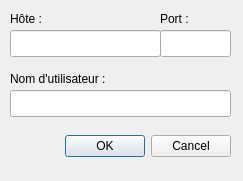
The window that Client/Client_Synergie/dlgconnexion.ui (im-jon/CLL-Synergie) describes before a commit, drawn with Qt 5.
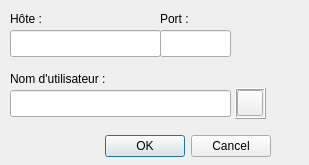
The same window after the commit.

Commit message: * Ajout de la gestion des lignes * Meilleur affichage des curseurs * Sélection de la couleur à la connexion * Gestion des couleurs amélioré * Correction générale de la syntaxe et des noms de fonctions et variables

The edit to the form file:
```diff
--- a/Client/Client_Synergie/dlgconnexion.ui
+++ b/Client/Client_Synergie/dlgconnexion.ui
@@ -9,8 +9,8 @@
    <rect>
     <x>0</x>
     <y>0</y>
-    <width>243</width>
-    <height>181</height>
+    <width>309</width>
+    <height>165</height>
    </rect>
   </property>
   <property name="sizePolicy">
@@ -28,7 +28,7 @@
   <widget class="QDialogButtonBox" name="buttonBox">
    <property name="geometry">
     <rect>
-     <x>50</x>
+     <x>90</x>
      <y>130</y>
      <width>181</width>
      <height>32</height>
@@ -116,6 +116,47 @@
     <string>Nom d'utilisateur :</string>
    </property>
   </widget>
+  <widget class="QFrame" name="frmCouleur">
+   <property name="geometry">
+    <rect>
+     <x>235</x>
+     <y>88</y>
+     <width>31</width>
+     <height>31</height>
+    </rect>
+   </property>
+   <property name="frameShape">
+    <enum>QFrame::Box</enum>
+   </property>
+   <property name="frameShadow">
+    <enum>QFrame::Raised</enum>
+   </property>
+   <widget class="QPushButton" name="btnCouleur">
+    <property name="geometry">
+     <rect>
+      <x>2</x>
+      <y>2</y>
+      <width>26</width>
+      <height>26</height>
+     </rect>
+    </property>
+    <property name="sizePolicy">
+     <sizepolicy hsizetype="Maximum" vsizetype="Maximum">
+      <horstretch>0</horstretch>
+      <verstretch>0</verstretch>
+     </sizepolicy>
+    </property>
+    <property name="autoFillBackground">
+     <bool>true</bool>
+    </property>
+    <property name="text">
+     <string/>
+    </property>
+    <property name="flat">
+     <bool>false</bool>
+    </property>
+   </widget>
+  </widget>
  </widget>
  <resources/>
  <connections>
```
Left out of the diff: 2 changed lines with no effect on the pictures. The commit also changes 55 other files.
